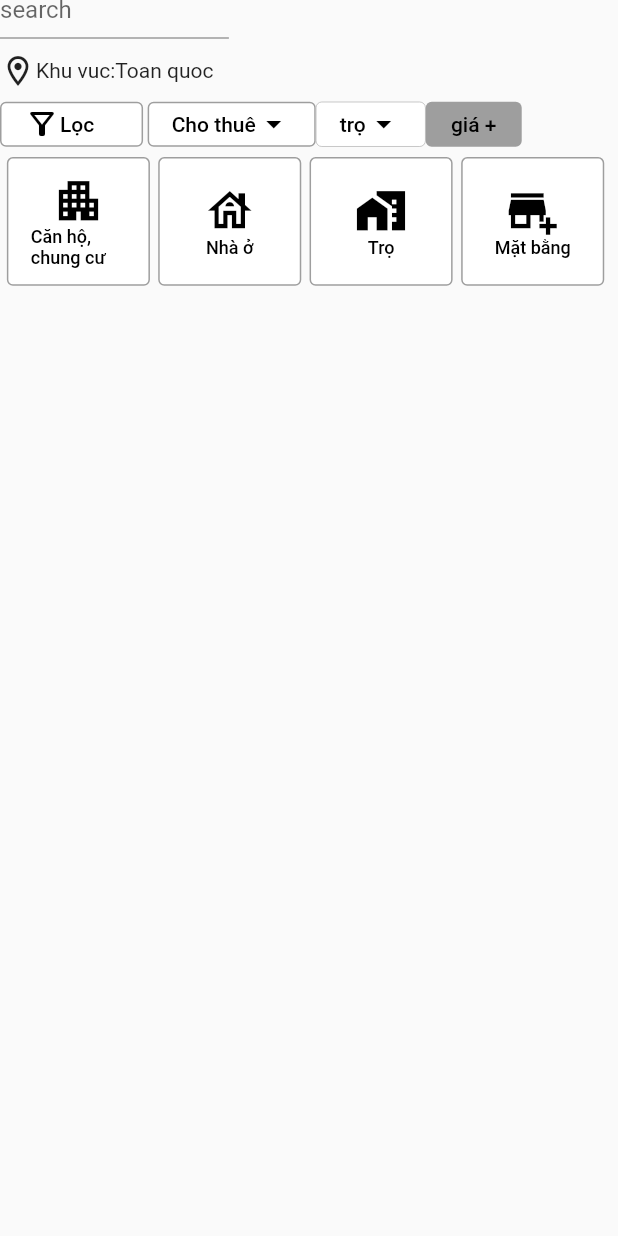
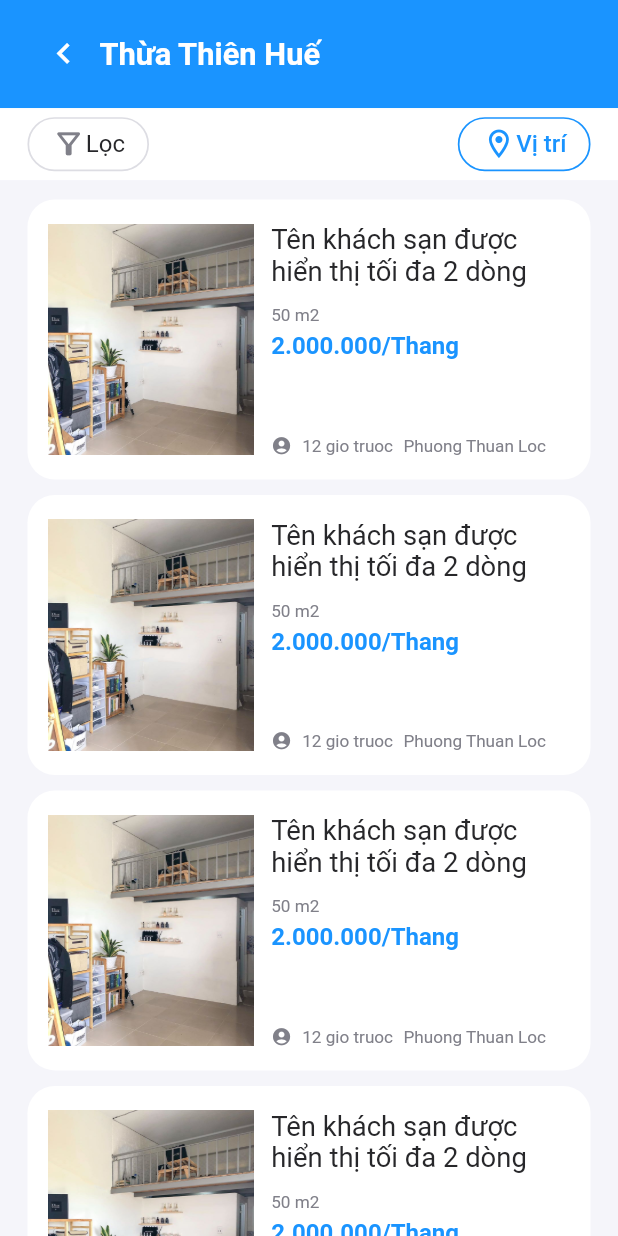
Before and after one commit to truongquochuy3001/TroTot, a Flutter app: the screen it shows after launch, on a phone screen of 412 x 824 dp. Run offline on Flutter 3.47's test engine with Material 2 defaults, Android fonts, the phone set to English and light mode, and no system bars; our stand-ins replace carousel_slider, cloud_firestore, firebase_auth, firebase_core, firebase_database, flutter_screenutil and 1 more; accounts and stored records are empty.

Commit message:
buildUI new listRoomPage

```diff
--- a/lib/main.dart
+++ b/lib/main.dart
@@ -6,6 +6,7 @@ import 'package:tro_tot_app/view_models.dart/auth_view_model.dart';
 import 'package:tro_tot_app/view_models.dart/room_view_model.dart';
 import 'package:tro_tot_app/views/add_room_test.dart';
 import 'package:tro_tot_app/views/home_page.dart';
+import 'package:tro_tot_app/views/list_room_page.dart';
 import 'package:tro_tot_app/views/login_page.dart';
 import 'package:flutter_screenutil/flutter_screenutil.dart';
 import 'package:tro_tot_app/views/room_detail.dart';
@@ -46,11 +47,13 @@ class MyApp extends StatelessWidget {
         ChangeNotifierProvider(create: (_) => AuthViewModel()),
       ],
       child: ScreenUtilInit(
-        designSize: const Size(1080, 1920),
+        // designSize: const Size(1080, 1920),
+        designSize: const Size(360, 640),
         builder: (BuildContext context, Widget? child) {
           return MaterialApp(
+            debugShowCheckedModeBanner: false,
             title: 'Login Demo',
-            home: HomePageScreen(),
+            home: ListRoomPage(),
           );
         },
       ),
--- /dev/null
+++ b/lib/views/list_room_page.dart
@@ -0,0 +1,273 @@
+import 'package:flutter/material.dart';
+import 'package:flutter/src/widgets/framework.dart';
+import 'package:flutter/src/widgets/placeholder.dart';
+import 'package:flutter_screenutil/flutter_screenutil.dart';
+
+class ListRoomPage extends StatefulWidget {
+  const ListRoomPage({super.key});
+
+  @override
+  State<ListRoomPage> createState() => _ListRoomPageState();
+}
+
+class _ListRoomPageState extends State<ListRoomPage> {
+  @override
+  Widget build(BuildContext context) {
+    return Scaffold(
+      backgroundColor: const Color.fromARGB(255, 245, 245, 250),
+      body: SafeArea(
+        child: SingleChildScrollView(
+          child: Column(
+            children: [
+              _searchFeild(context),
+              _sortAndArea(context),
+              SizedBox(
+                height: 10.h,
+              ),
+              Container(
+                  margin: EdgeInsets.only(left: 16.w, right: 16.w),
+                  child: _listRoom(context)),
+            ],
+          ),
+        ),
+      ),
+    );
+  }
+
+  Widget _searchFeild(BuildContext context) {
+    return Container(
+      alignment: Alignment.center,
+      color: const Color.fromARGB(255, 26, 148, 255),
+      padding: EdgeInsets.only(left: 16.w, right: 16.w),
+      height: 56.h,
+      width: 360.w,
+      child: Row(
+        children: [
+          IconButton(
+              onPressed: () {},
+              icon: Icon(
+                Icons.keyboard_arrow_left,
+                size: 24.w,
+                color: Colors.white,
+              )),
+          Expanded(
+            child: Text(
+              "Thừa Thiên Huế ",
+              style: TextStyle(
+                  fontSize: 18.sp,
+                  color: Colors.white,
+                  overflow: TextOverflow.ellipsis,
+                  fontWeight: FontWeight.w700),
+            ),
+          ),
+        ],
+      ),
+    );
+  }
+
+  Widget _sortAndArea(BuildContext context) {
+    return Container(
+      color: const Color.fromARGB(255, 255, 255, 255),
+      padding: EdgeInsets.only(left: 16.w, right: 16.w),
+      child: Row(
+        mainAxisAlignment: MainAxisAlignment.spaceBetween,
+        children: [
+          ElevatedButton(
+            style: ElevatedButton.styleFrom(
+              elevation: 0,
+              shape: RoundedRectangleBorder(
+                  borderRadius: BorderRadius.circular(16.w),
+                  side: BorderSide(
+                      color: const Color.fromARGB(255, 221, 221, 227),
+                      width: 1.w)),
+              backgroundColor: const Color.fromARGB(255, 255, 255, 255),
+            ),
+            onPressed: () {},
+            child: Row(
+              children: [
+                Icon(
+                  Icons.filter_alt_outlined,
+                  color: const Color.fromARGB(255, 128, 128, 137),
+                  size: 20.w,
+                ),
+                Text(
+                  "Lọc",
+                  style: TextStyle(
+                      color: const Color.fromARGB(255, 39, 39, 42),
+                      fontSize: 14.sp,
+                      fontWeight: FontWeight.w400),
+                ),
+              ],
+            ),
+          ),
+          ElevatedButton(
+            style: ElevatedButton.styleFrom(
+                elevation: 0,
+                backgroundColor: const Color.fromARGB(255, 255, 255, 255),
+                shape: RoundedRectangleBorder(
+                    borderRadius: BorderRadius.circular(16.w),
+                    side: BorderSide(
+                        width: 1.w,
+                        color: const Color.fromARGB(255, 26, 148, 255)))),
+            onPressed: () {},
+            child: Row(
+              children: [
+                Icon(
+                  Icons.location_on_outlined,
+                  size: 20.w,
+                  color: const Color.fromARGB(255, 26, 148, 255),
+                ),
+                Text(
+                  "Vị trí",
+                  style: TextStyle(
+                      overflow: TextOverflow.ellipsis,
+                      fontSize: 14.sp,
+                      color: const Color.fromARGB(255, 26, 148, 255)),
+                )
+              ],
+            ),
+          ),
+        ],
+      ),
+    );
+  }
+
+  Widget _listRoom(BuildContext context) {
+    return ListView(
+      shrinkWrap: true,
+      physics: NeverScrollableScrollPhysics(),
+      children: [
+        _roomInfor(context),
+        SizedBox(
+          height: 8.h,
+        ),
+        _roomInfor(context),
+        SizedBox(
+          height: 8.h,
+        ),
+        _roomInfor(context),
+        SizedBox(
+          height: 8.h,
+        ),
+        _roomInfor(context),
+        SizedBox(
+          height: 8.h,
+        ),
+        _roomInfor(context),
+        SizedBox(
+          height: 8.h,
+        ),
+        _roomInfor(context),
+      ],
+    );
+  }
+
+  Widget _roomInfor(BuildContext context) {
+    return Container(
+      decoration: BoxDecoration(
+        borderRadius: BorderRadius.circular(16.w),
+        color: const Color.fromARGB(255, 255, 255, 255),
+      ),
+      width: 328.w,
+      height: 145.h,
+      padding: EdgeInsets.all(12.w),
+      child: Row(
+        children: [
+          Image.asset(
+            "assets/images/image.jpg",
+            width: 120.w,
+            height: 120.h,
+            fit: BoxFit.fill,
+          ),
+          SizedBox(
+            width: 10.w,
+          ),
+          SizedBox(
+            width: 172.w,
+            height: 120.h,
+            child: Column(
+              crossAxisAlignment: CrossAxisAlignment.start,
+              mainAxisAlignment: MainAxisAlignment.spaceBetween,
+              children: [
+                SizedBox(
+                  child: Column(
+                    crossAxisAlignment: CrossAxisAlignment.start,
+                    children: [
+                      SizedBox(
+                        width: 172.w,
+                        height: 42.h,
+                        child: Text(
+                          "Tên khách sạn được hiển thị tối đa 2 dòng",
+                          maxLines: 2,
+                          style: TextStyle(
+                            overflow: TextOverflow.ellipsis,
+                            fontSize: 16.sp,
+                            color: const Color.fromARGB(255, 39, 39, 42),
+                            fontWeight: FontWeight.w400,
+                          ),
+                        ),
+                      ),
+                      Text(
+                        "50 m2 ",
+                        style: TextStyle(
+                            fontSize: 10.sp,
+                            fontWeight: FontWeight.w400,
+                            color: const Color.fromARGB(255, 128, 128, 137),
+                            overflow: TextOverflow.ellipsis),
+                      ),
+                      SizedBox(
+                        height: 4.h,
+                      ),
+                      Text(
+                        "2.000.000/Thang",
+                        style: TextStyle(
+                            color: const Color.fromARGB(255, 26, 148, 255),
+                            fontSize: 14.sp,
+                            overflow: TextOverflow.ellipsis,
+                            fontWeight: FontWeight.w700),
+                      ),
+                    ],
+                  ),
+                ),
+                Row(
+                  children: [
+                    Icon(
+                      Icons.account_circle_rounded,
+                      size: 12.w,
+                      color: const Color.fromARGB(255, 128, 128, 137),
+                    ),
+                    SizedBox(
+                      width: 6.w,
+                    ),
+                    Text(
+                      "12 gio truoc",
+                      softWrap: true,
+                      style: TextStyle(
+                        overflow: TextOverflow.ellipsis,
+                        fontSize: 10.sp,
+                        color: const Color.fromARGB(255, 128, 128, 137),
+                      ),
+                    ),
+                    SizedBox(
+                      width: 6.w,
+                    ),
+                    Expanded(
+                      child: Text(
+                        "Phuong Thuan Loc",
+                        style: TextStyle(
+                          fontSize: 10.sp,
+                          color: const Color.fromARGB(255, 128, 128, 137),
+                          overflow: TextOverflow.ellipsis,
+                        ),
+                      ),
+                    )
+                  ],
+                )
+              ],
+            ),
+          )
+        ],
+      ),
+    );
+  }
+}
--- /dev/null
+++ b/lib/widgets/common_widget.dart
@@ -0,0 +1,5 @@
+import 'package:flutter/material.dart';
+
+TextStyle myTextStyle(double mfontSize, FontWeight mfontWeight, Color mcolor) {
+  return TextStyle(fontSize: mfontSize, fontWeight: mfontWeight, color: mcolor);
+}
```
